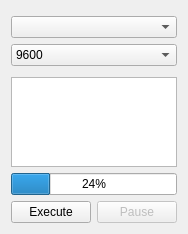
This is src/windows/gcode-player.ui in flux3dp/swiftray as Qt 5 draws it before an edit. The edited form follows.
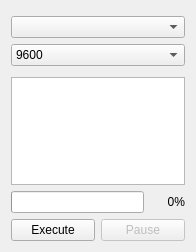
This is the edited form.

Commit message: Update progress bar when serial port transmitting

Diff of the .ui file:
```diff
--- a/src/windows/gcode-player.ui
+++ b/src/windows/gcode-player.ui
@@ -6,8 +6,8 @@
    <rect>
     <x>0</x>
     <y>0</y>
-    <width>171</width>
-    <height>234</height>
+    <width>196</width>
+    <height>252</height>
    </rect>
   </property>
   <property name="windowTitle">
@@ -82,11 +82,52 @@
     <widget class="QPlainTextEdit" name="gcodeText"/>
    </item>
    <item>
-    <widget class="QProgressBar" name="progressBar">
-     <property name="value">
-      <number>24</number>
-     </property>
-    </widget>
+    <layout class="QHBoxLayout" name="horizontalLayout_3">
+     <item>
+      <widget class="QProgressBar" name="progressBar">
+       <property name="value">
+        <number>0</number>
+       </property>
+       <property name="alignment">
+        <set>Qt::AlignCenter</set>
+       </property>
+       <property name="textVisible">
+        <bool>false</bool>
+       </property>
+       <property name="format">
+        <string>%p%</string>
+       </property>
+      </widget>
+     </item>
+     <item>
+      <widget class="QLabel" name="progressBarLabel">
+       <property name="sizePolicy">
+        <sizepolicy hsizetype="Preferred" vsizetype="Preferred">
+         <horstretch>0</horstretch>
+         <verstretch>0</verstretch>
+        </sizepolicy>
+       </property>
+       <property name="minimumSize">
+        <size>
+         <width>35</width>
+         <height>0</height>
+        </size>
+       </property>
+       <property name="baseSize">
+        <size>
+         <width>0</width>
+         <height>0</height>
+        </size>
+       </property>
+       <property name="text">
+        <string>0%</string>
+       </property>
+       <property name="alignment">
+        <set>Qt::AlignRight|Qt::AlignTrailing|Qt::AlignVCenter</set>
+       </property>
+      </widget>
+     </item>
+    </layout>
    </item>
    <item>
     <layout class="QHBoxLayout" name="horizontalLayout">
```
The commit also changes 6 other files.
